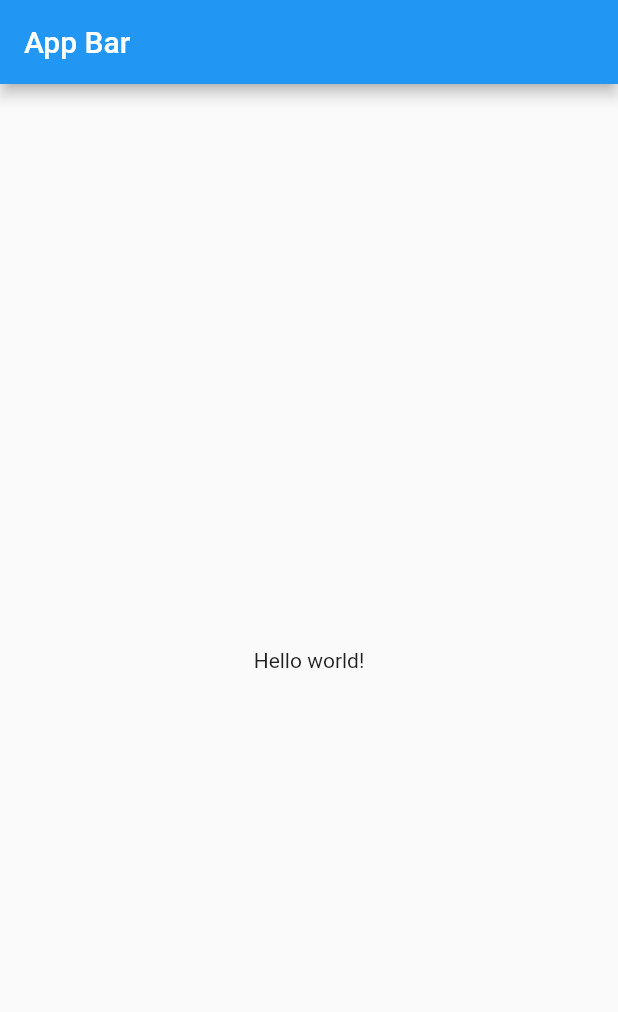
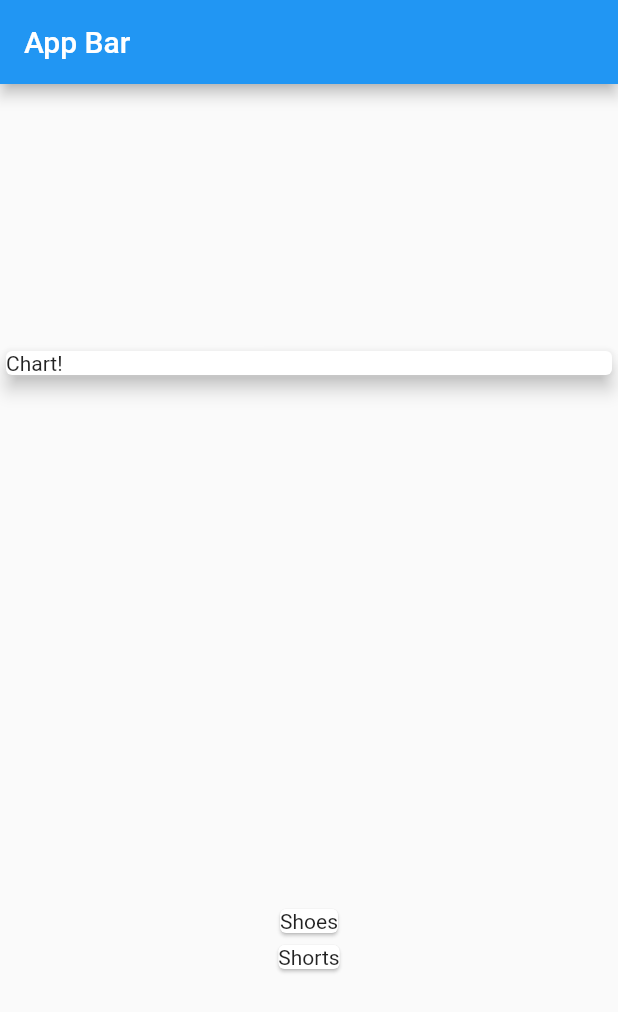
Before and after one commit to bladerangel/personal_expenses, a Flutter app: the screen it shows after launch, on a phone screen of 412 x 824 dp. Shown: the top 1012 px of the screen. Run offline on Flutter 3.47's test engine with Material 2 defaults, Android fonts, the phone set to English and light mode, and no system bars.

Commit message:
Show transactions title

```diff
--- a/lib/main.dart
+++ b/lib/main.dart
@@ -1,4 +1,6 @@
 import 'package:flutter/material.dart';
+
+import './transaction.dart';
 
 void main() => runApp(MyApp());
 
@@ -13,14 +15,34 @@ class MyApp extends StatelessWidget {
 }
 
 class MyHomePage extends StatelessWidget {
+  final List<Transaction> transactions = [
+    Transaction(id: 't1', title: 'Shoes', amout: 30.99, date: DateTime.now()),
+    Transaction(id: 't2', title: 'Shorts', amout: 49.99, date: DateTime.now()),
+  ];
+
   @override
   Widget build(BuildContext context) {
     return Scaffold(
       appBar: AppBar(
         title: Text("App Bar"),
       ),
-      body: Center(
-        child: Text("Hello world!"),
+      body: Column(
+        mainAxisAlignment: MainAxisAlignment.spaceAround,
+        crossAxisAlignment: CrossAxisAlignment.stretch,
+        children: [
+          Container(
+            width: double.infinity,
+            child: Card(
+              child: Text('Chart!'),
+              elevation: 5,
+            ),
+          ),
+          Column(
+            children: transactions
+                .map((transaction) => Card(child: Text(transaction.title)))
+                .toList(),
+          )
+        ],
       ),
     );
   }
```
